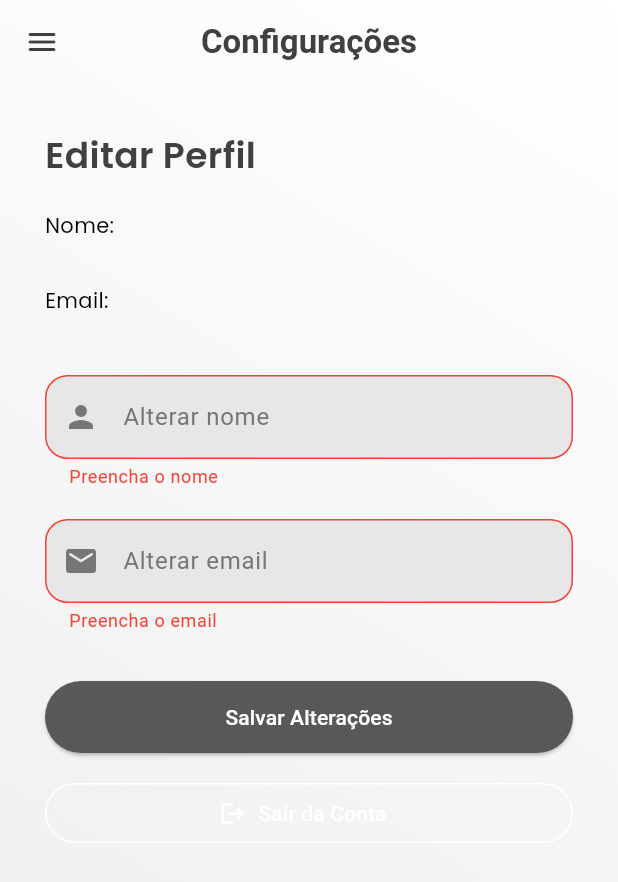
After one commit to GASenseBiopark/frontend, a Flutter app: the UserPage screen opened directly, after a tap on "Salvar Alterações", on a phone screen of 412 x 824 dp. The commit adds this screen. Shown: the top 882 px of the screen. Run offline on Flutter 3.47's test engine with Material 3 defaults, Android fonts, the light colour scheme and no system bars; our stand-ins replace google_fonts, shared_preferences; accounts and stored records are empty.

Commit message:
Tela de configurações do usuário (Estática até o momento)

```diff
--- a/lib/constants/constants.dart
+++ b/lib/constants/constants.dart
@@ -26,7 +26,7 @@ abstract class AppText {
   static TextStyle subtitulo = GoogleFonts.poppins(
     fontWeight: FontWeight.w600,
     fontSize: 24,
-    color: AppColors.blue,
+    color: AppColors.black700,
   );
   static TextStyle texto = GoogleFonts.poppins(
     fontWeight: FontWeight.w400,
--- a/lib/main.dart
+++ b/lib/main.dart
@@ -1,7 +1,9 @@
 import 'package:flutter/material.dart';
 import 'package:gasense/constants/constants.dart';
+import 'package:gasense/pages/auth/log_in.dart';
 import 'package:gasense/pages/auth/welcome.dart';
 import 'package:gasense/pages/navegation/home.dart';
+import 'package:gasense/pages/navegation/user.dart';
 import 'package:shared_preferences/shared_preferences.dart';
 
 final GlobalKey<NavigatorState> navigatorKey = GlobalKey<NavigatorState>();
@@ -75,7 +77,8 @@ class BioLabApp extends StatelessWidget {
           titleMedium: TextStyle(color: AppColors.grey),
         ),
       ),
-      home: isLoggedIn ? const HomePage() : const WelcomePage(),
+      // home: isLoggedIn ? const HomePage() : const WelcomePage(),
+      home: LogInPage(),
     );
   }
 }
--- a/lib/pages/auth/log_in.dart
+++ b/lib/pages/auth/log_in.dart
@@ -46,14 +46,11 @@ class _LogInPageState extends State<LogInPage> {
       }
 
       await salvarDadosUsuario(usuario);
-
-      // Login bem-sucedido
       Navigator.pushReplacement(
         context,
         MaterialPageRoute(builder: (context) => const HomePage()),
       );
     } catch (e) {
-      // Aqui você pode tratar erros inesperados (problemas de conexão, etc)
       ScaffoldMessenger.of(
         context,
       ).showSnackBar(SnackBar(content: Text('Erro ao realizar login: $e')));
--- a/lib/pages/navegation/home.dart
+++ b/lib/pages/navegation/home.dart
@@ -4,6 +4,7 @@ import 'package:gasense/models/dispositivo.dart';
 import 'package:gasense/pages/auth/welcome.dart';
 import 'package:gasense/pages/navegation/tela_graficos.dart';
 import 'package:gasense/pages/navegation/tela_novo_dispositivo.dart';
+import 'package:gasense/pages/navegation/user.dart';
 import 'package:shared_preferences/shared_preferences.dart';
 
 class HomePage extends StatefulWidget {
@@ -71,6 +72,20 @@ class _HomePageState extends State<HomePage> {
                 await prefs.clear();
                 Navigator.of(context).pushReplacement(
                   MaterialPageRoute(builder: (context) => const WelcomePage()),
+                );
+              },
+            ),
+            ListTile(
+              leading: Icon(Icons.settings, color: AppColors.black700),
+              title: Text(
+                'Configurações',
+                style: TextStyle(color: AppColors.black700),
+              ),
+              onTap: () async {
+                final prefs = await SharedPreferences.getInstance();
+                await prefs.clear();
+                Navigator.of(context).pushReplacement(
+                  MaterialPageRoute(builder: (context) => const UserPage()),
                 );
               },
             ),
@@ -148,22 +163,19 @@ class _HomePageState extends State<HomePage> {
                           ],
                         ),
                         child: Material(
-                          color:
-                              Colors
-                                  .transparent,
+                          color: Colors.transparent,
                           borderRadius: BorderRadius.circular(20),
                           child: InkWell(
                             borderRadius: BorderRadius.circular(20),
-                            splashColor: AppColors.grey200.withAlpha(
-                              72,
-                            ),
+                            splashColor: AppColors.grey200.withAlpha(72),
                             onTap: () {
                               Navigator.push(
                                 context,
                                 MaterialPageRoute(
-                                  builder: (context) => TelaGraficos(
-                                    // idDispositivo: item['codigo'],
-                                  ),
+                                  builder:
+                                      (context) => TelaGraficos(
+                                        // idDispositivo: item['codigo'],
+                                      ),
                                 ),
                               );
                             },
--- /dev/null
+++ b/lib/pages/navegation/user.dart
@@ -0,0 +1,207 @@
+import 'package:flutter/material.dart';
+import 'package:gasense/constants/constants.dart';
+import 'package:gasense/pages/auth/welcome.dart';
+import 'package:gasense/pages/navegation/home.dart';
+import 'package:gasense/widgets/inputform.dart';
+import 'package:shared_preferences/shared_preferences.dart';
+
+class UserPage extends StatefulWidget {
+  const UserPage({Key? key}) : super(key: key);
+
+  @override
+  State<UserPage> createState() => _UserPageState();
+}
+
+class _UserPageState extends State<UserPage> {
+  final _formKey = GlobalKey<FormState>();
+
+  final TextEditingController nomeController = TextEditingController();
+  final TextEditingController emailController = TextEditingController();
+
+  String? emailError;
+
+  @override
+  void initState() {
+    super.initState();
+    _loadUserData();
+  }
+
+  void _loadUserData() async {
+    final prefs = await SharedPreferences.getInstance();
+    setState(() {
+      nomeController.text = prefs.getString('usuario_nome') ?? '';
+      emailController.text = prefs.getString('usuario_email') ?? '';
+    });
+  }
+
+  void _salvarAlteracoes() async {
+    if (_formKey.currentState!.validate()) {
+      final prefs = await SharedPreferences.getInstance();
+      await prefs.setString('usuario_nome', nomeController.text);
+      await prefs.setString('usuario_email', emailController.text);
+
+      ScaffoldMessenger.of(context).showSnackBar(
+        const SnackBar(content: Text('Alterações salvas com sucesso!')),
+      );
+    }
+  }
+
+  void _sairConta() async {
+    final prefs = await SharedPreferences.getInstance();
+    await prefs.clear();
+    Navigator.of(context).pushReplacement(
+      MaterialPageRoute(builder: (context) => const WelcomePage()),
+    );
+  }
+
+  @override
+  Widget build(BuildContext context) {
+    return Scaffold(
+      extendBodyBehindAppBar: true,
+      drawer: Drawer(
+        backgroundColor: AppColors.white,
+        child: ListView(
+          padding: EdgeInsets.zero,
+          children: [
+            DrawerHeader(
+              decoration: BoxDecoration(color: AppColors.blue100),
+              child: const Text(
+                'Menu',
+                style: TextStyle(color: Colors.white, fontSize: 24),
+              ),
+            ),
+            ListTile(
+              leading: const Icon(Icons.home, color: AppColors.black700),
+              title: const Text(
+                'Home',
+                style: TextStyle(color: AppColors.black700),
+              ),
+              onTap: () {
+                Navigator.of(context).pushReplacement(
+                  MaterialPageRoute(builder: (context) => const HomePage()),
+                );
+              },
+            ),
+            ListTile(
+              leading: const Icon(Icons.logout, color: AppColors.black700),
+              title: const Text(
+                'Sair',
+                style: TextStyle(color: AppColors.black700),
+              ),
+              onTap: _sairConta,
+            ),
+          ],
+        ),
+      ),
+      appBar: AppBar(
+        centerTitle: true,
+        automaticallyImplyLeading: false,
+        leading: Builder(
+          builder: (context) {
+            return InkWell(
+              borderRadius: BorderRadius.circular(30),
+              onTap: () => Scaffold.of(context).openDrawer(),
+              child: const Padding(
+                padding: EdgeInsets.all(8.0),
+                child: Icon(Icons.menu_rounded, color: AppColors.black700),
+              ),
+            );
+          },
+        ),
+        title: const Text(
+          "Configurações",
+          style: TextStyle(
+            fontWeight: FontWeight.bold,
+            fontSize: 22,
+            color: AppColors.black700,
+          ),
+        ),
+      ),
+      body: Container(
+        decoration: const BoxDecoration(
+          gradient: LinearGradient(
+            transform: GradientRotation(1),
+            begin: Alignment.topLeft,
+            end: Alignment.bottomRight,
+            colors: [
+              Color.fromARGB(255, 255, 255, 255),
+              Color.fromARGB(255, 236, 236, 236),
+            ],
+          ),
+        ),
+        width: double.infinity,
+        height: double.infinity,
+        child: Padding(
+          padding: const EdgeInsets.fromLTRB(30, 30, 30, 20),
+          child: Form(
+            key: _formKey,
+            child: ListView(
+              children: [
+                Text("Editar Perfil", style: AppText.subtitulo),
+                const SizedBox(height: 20),
+                Text("Nome:", style: AppText.texto),
+                Text(
+                  nomeController.text,
+                  style: AppText.texto.copyWith(fontWeight: FontWeight.bold),
+                ),
+                const SizedBox(height: 10),
+                Text("Email:", style: AppText.texto),
+                Text(
+                  emailController.text,
+                  style: AppText.texto.copyWith(fontWeight: FontWeight.bold),
+                ),
+                const SizedBox(height: 20),
+                InputFormulario(
+                  controller: nomeController,
+                  textoLabel: "Alterar nome",
+                  icone: Icons.person,
+                  validator: (value) {
+                    if (value == null || value.isEmpty) {
+                      return 'Preencha o nome';
+                    }
+                    if (value.length < 5) {
+                      return 'Nome deve ter no mínimo 5 caracteres';
+                    }
+                    return null;
+                  },
+                ),
+                const SizedBox(height: 20),
+                InputFormulario(
+                  controller: emailController,
+                  textoLabel: "Alterar email",
+                  icone: Icons.email_rounded,
+                  isEmail: true,
+                  errorText: emailError,
+                  validator: (value) {
+                    if (value == null || value.isEmpty) {
+                      return 'Preencha o email';
+                    }
+                    if (!value.contains('@') || !value.contains('.')) {
+                      return 'E-mail inválido';
+                    }
+                    return null;
+                  },
+                ),
+                const SizedBox(height: 32),
+                ElevatedButton(
+                  onPressed: _salvarAlteracoes,
+                  style: ElevatedButton.styleFrom(
+                    backgroundColor: AppColors.blue100,
+                    minimumSize: const Size(double.infinity, 48),
+                  ),
+                  child: const Text("Salvar Alterações"),
+                ),
+                const SizedBox(height: 16),
+                OutlinedButton.icon(
+                  onPressed: _sairConta,
+                  icon: const Icon(Icons.logout),
+                  label: const Text("Sair da Conta"),
+                ),
+              ],
+            ),
+          ),
+        ),
+      ),
+    );
+  }
+}
--- a/lib/widgets/sensor_card.dart
+++ b/lib/widgets/sensor_card.dart
@@ -46,7 +46,7 @@ Widget sensorCard(
             Text(
               "$percent%",
               style: const TextStyle(
-                color: Colors.black,
+                color: AppColors.black,
                 fontWeight: FontWeight.bold,
               ),
             ),
@@ -56,7 +56,7 @@ Widget sensorCard(
         Text(
           "$valor ppm",
           style: const TextStyle(
-            color: Colors.black,
+            color: AppColors.black,
             fontWeight: FontWeight.bold,
           ),
         ),
```
